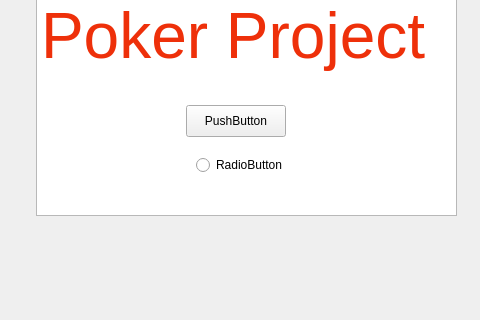
Qt form Poker/mainwindow.ui (Cenzito/Poker) before a commit; both pictures show x 174 to 654 and y 95 to 415 of the 800 by 600 pixel window.
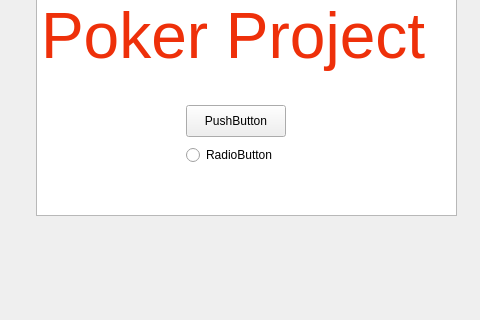
The same form after that commit.

Patch:
```diff
--- a/Poker/mainwindow.ui
+++ b/Poker/mainwindow.ui
@@ -50,8 +50,8 @@
    <widget class="QRadioButton" name="radioButton">
     <property name="geometry">
      <rect>
-      <x>370</x>
-      <y>250</y>
+      <x>360</x>
+      <y>240</y>
       <width>99</width>
       <height>20</height>
      </rect>
```
